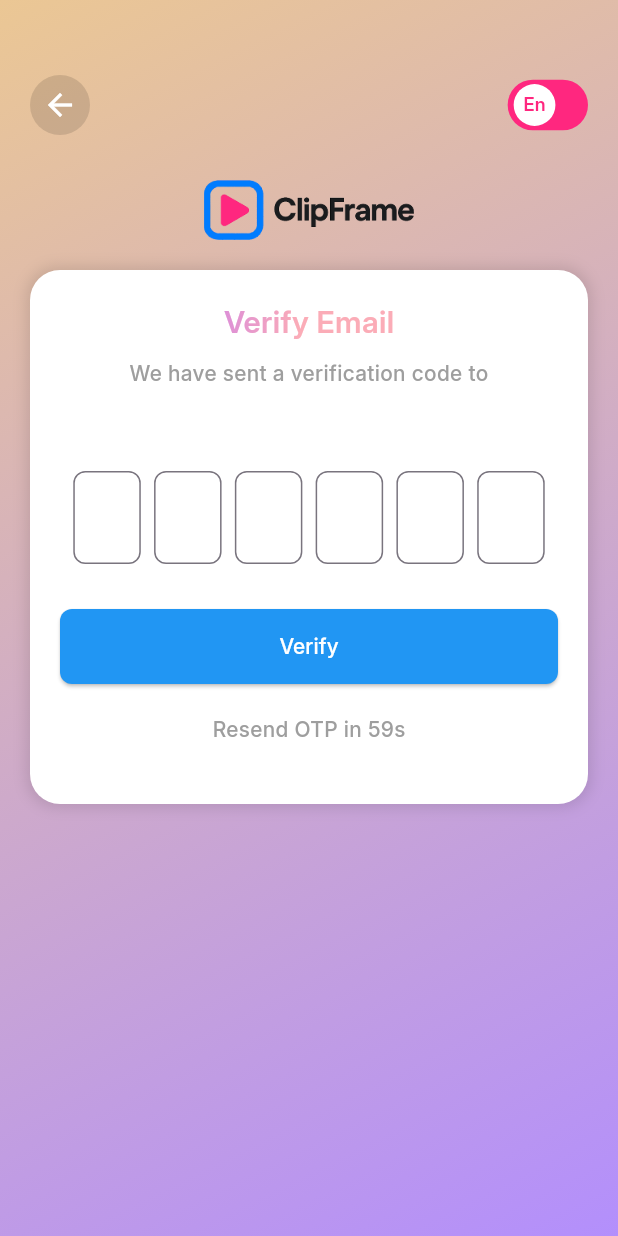
After one commit to Mosaidur/clip_frame, a Flutter app: the EmailVerificationScreen screen opened by its route, on a phone screen of 412 x 824 dp. The commit adds this screen. Run offline on Flutter 3.47's test engine with Material 3 defaults, Android fonts, the phone set to English and light mode, and no system bars; our stand-ins replace camera, carousel_slider, file_picker, flutter_screenutil, get, image_picker and 3 more; missing offline and left inert: ffmpeg_kit_flutter_new, gal, media_store_plus, video_thumbnail; accounts and stored records are empty.

Commit message:
add sign up log in and verify email api successfully completed

```diff
--- a/lib/Shared/routes/routes.dart
+++ b/lib/Shared/routes/routes.dart
@@ -12,6 +12,8 @@ import '../../signUp screen/bindings/AudienceAndLanguageBinding.dart';
 import '../../signUp screen/bindings/SignUp_binding.dart';
 import '../../signUp screen/presenatation/screen/registrationProcessPage.dart';
 import '../../signUp screen/presenatation/screen/signup_page.dart';
+import '../../email_verification/bindings/email_verification_binding.dart';
+import '../../email_verification/presentation/screen/email_verification_screen.dart';
 import '../../splashScreen/bindings/welcome_binding.dart';
 import '../../splashScreen/presenatation/screen/onboardingScreen.dart';
 
@@ -22,6 +24,7 @@ class AppRoutes {
   static const VIDEO_EDIT = '/video_edit';
   static const String login = '/login';
   static const String signUp = '/signUp';
+  static const String emailVerification = '/emailVerification';
   static const String RegistrationProcess = '/RegistrationProcess';
 
   static final pages = [
@@ -41,6 +44,11 @@ class AppRoutes {
       binding: SignUpBindings(),
     ),
     GetPage(
+      name: emailVerification,
+      page: () => EmailVerificationScreen(),
+      binding: EmailVerificationBinding(),
+    ),
+    GetPage(
       name: RegistrationProcess,
       page: () => RegistrationProcessPage(),
       binding: RegistrationProcessBinding(),
--- /dev/null
+++ b/lib/core/services/api_services/authentication/verify_email_controller.dart
@@ -0,0 +1,63 @@
+import 'package:clip_frame/core/services/api_services/network_caller.dart';
+import 'package:clip_frame/core/services/api_services/urls.dart';
+import 'package:get/get.dart';
+
+class VerifyEmailController extends GetxController {
+  var _inProgress = false.obs;
+  var _errorMessage = ''.obs;
+
+  bool get inProgress => _inProgress.value;
+  String? get errorMessage => _errorMessage.value.isEmpty ? null : _errorMessage.value;
+
+  Future<bool> verifyEmail(
+    String email,
+    String otp,
+  ) async {
+    _inProgress.value = true;
+    bool isSuccess = false;
+
+    Map<String, String> requestBody = {
+      "email": email,
+      "oneTimeCode": otp,
+    };
+
+    print("📤 Verify Email Request Body: $requestBody");
+
+    NetworkResponse response = await NetworkCaller.postRequest(
+      url: Urls.verifyEmailUrl,
+      body: requestBody,
+    );
+
+    if (response.isSuccess && response.responseBody?['data'] != null) {
+      isSuccess = true;
+    } else {
+      _errorMessage.value = response.errorMessage ?? 'Verification failed';
+    }
+    _inProgress.value = false;
+    return isSuccess;
+  }
+
+  Future<bool> resendOTP(String email) async {
+    _inProgress.value = true;
+    bool isSuccess = false;
+
+    Map<String, String> requestBody = {
+      "email": email,
+    };
+
+    print("📤 Resend OTP Request Body: $requestBody");
+
+    NetworkResponse response = await NetworkCaller.postRequest(
+      url: Urls.resendOTPUrl,
+      body: requestBody,
+    );
+
+    if (response.isSuccess) {
+      isSuccess = true;
+    } else {
+      _errorMessage.value = response.errorMessage ?? 'Failed to resend OTP';
+    }
+    _inProgress.value = false;
+    return isSuccess;
+  }
+}
--- /dev/null
+++ b/lib/core/services/api_services/urls.dart
@@ -0,0 +1,10 @@
+class Urls{
+  // base url
+  static const String baseUrl = "http://10.10.7.50:5001";
+
+  //auth urls
+  static const String signupUrl = "$baseUrl/api/v1/auth/signup";
+  static const String loginUrl = "$baseUrl/api/v1/auth/custom-login";
+  static const String verifyEmailUrl = "$baseUrl/api/v1/auth/verify-account";
+  static const String resendOTPUrl = "$baseUrl/api/v1/auth/resend-otp";
+}
--- /dev/null
+++ b/lib/email_verification/bindings/email_verification_binding.dart
@@ -0,0 +1,9 @@
+import 'package:clip_frame/email_verification/controllers/email_verification_controller.dart';
+import 'package:get/get.dart';
+
+class EmailVerificationBinding extends Bindings {
+  @override
+  void dependencies() {
+    Get.lazyPut<EmailVerificationController>(() => EmailVerificationController());
+  }
+}
--- /dev/null
+++ b/lib/email_verification/controllers/email_verification_controller.dart
@@ -0,0 +1,142 @@
+import 'package:clip_frame/core/services/api_services/authentication/verify_email_controller.dart' as api;
+import 'package:flutter/material.dart';
+import 'package:get/get.dart';
+import 'dart:async';
+
+import '../../Shared/routes/routes.dart';
+
+class EmailVerificationController extends GetxController {
+  // OTP input controllers (6 digits)
+  final List<TextEditingController> otpControllers = List.generate(
+    6,
+    (index) => TextEditingController(),
+  );
+
+  // Focus nodes for OTP fields
+  final List<FocusNode> focusNodes = List.generate(
+    6,
+    (index) => FocusNode(),
+  );
+
+  var isLoading = false.obs;
+  var canResend = false.obs;
+  var resendCountdown = 60.obs;
+  Timer? _timer;
+
+  // Email passed from signup
+  String email = '';
+
+  // API Controller instance
+  final api.VerifyEmailController _apiController = api.VerifyEmailController();
+
+  @override
+  void onInit() {
+    super.onInit();
+    // Get email from route parameters
+    email = Get.arguments ?? '';
+    startResendTimer();
+  }
+
+  void startResendTimer() {
+    canResend.value = false;
+    resendCountdown.value = 60;
+
+    _timer?.cancel();
+    _timer = Timer.periodic(const Duration(seconds: 1), (timer) {
+      if (resendCountdown.value > 0) {
+        resendCountdown.value--;
+      } else {
+        canResend.value = true;
+        timer.cancel();
+      }
+    });
+  }
+
+  String getOTP() {
+    return otpControllers.map((controller) => controller.text).join();
+  }
+
+  Future<void> verifyEmail() async {
+    final otp = getOTP();
+
+    if (otp.length != 6) {
+      Get.snackbar('error'.tr, 'Please enter 6-digit OTP');
+      return;
+    }
+
+    isLoading.value = true;
+
+    try {
+      bool success = await _apiController.verifyEmail(email, otp);
+
+      if (success) {
+        Get.snackbar('success'.tr, 'Email verified successfully!');
+        // Navigate to registration process or home
+        Get.offAllNamed(AppRoutes.RegistrationProcess);
+      } else {
+        Get.snackbar(
+          'error'.tr,
+          _apiController.errorMessage ?? 'Verification failed',
+          backgroundColor: Colors.red.withOpacity(0.7),
+          colorText: Colors.white,
+        );
+      }
+    } catch (e) {
+      Get.snackbar(
+        'error'.tr,
+        'An error occurred: ${e.toString()}',
+        backgroundColor: Colors.red.withOpacity(0.7),
+        colorText: Colors.white,
+      );
+    } finally {
+      isLoading.value = false;
+    }
+  }
+
+  Future<void> resendOTP() async {
+    if (!canResend.value) return;
+
+    isLoading.value = true;
+
+    try {
+      bool success = await _apiController.resendOTP(email);
+
+      if (success) {
+        Get.snackbar('success'.tr, 'OTP sent successfully!');
+        startResendTimer();
+        // Clear OTP fields
+        for (var controller in otpControllers) {
+          controller.clear();
+        }
+      } else {
+        Get.snackbar(
+          'error'.tr,
+          _apiController.errorMessage ?? 'Failed to resend OTP',
+          backgroundColor: Colors.red.withOpacity(0.7),
+          colorText: Colors.white,
+        );
+      }
+    } catch (e) {
+      Get.snackbar(
+        'error'.tr,
+        'An error occurred: ${e.toString()}',
+        backgroundColor: Colors.red.withOpacity(0.7),
+        colorText: Colors.white,
+      );
+    } finally {
+      isLoading.value = false;
+    }
+  }
+
+  @override
+  void onClose() {
+    _timer?.cancel();
+    for (var controller in otpControllers) {
+      controller.dispose();
+    }
+    for (var node in focusNodes) {
+      node.dispose();
+    }
+    super.onClose();
+  }
+}
--- /dev/null
+++ b/lib/email_verification/presentation/screen/email_verification_screen.dart
@@ -0,0 +1,207 @@
+import 'package:flutter/material.dart';
+import 'package:flutter/services.dart';
+import 'package:get/get.dart';
+
+import '../../../Shared/widgets/language_toggle_button.dart';
+import '../../../splashScreen/controllers/language_controller.dart';
+import '../../controllers/email_verification_controller.dart';
+
+class EmailVerificationScreen extends StatelessWidget {
+  final EmailVerificationController controller = Get.put(EmailVerificationController());
+
+  Shader linearGradient = const LinearGradient(
+    colors: <Color>[Color(0xFF4983F6), Color(0xFFC175F5), Color(0xFFFBACB7)],
+  ).createShader(const Rect.fromLTWH(0.0, 0.0, 200.0, 70.0));
+
+  final LanguageController langController = Get.put(LanguageController(), permanent: true);
+
+  @override
+  Widget build(BuildContext context) {
+    return Scaffold(
+      body: Center(
+        child: Container(
+          width: double.infinity,
+          height: double.infinity,
+          decoration: const BoxDecoration(
+            gradient: LinearGradient(
+              begin: Alignment.topLeft,
+              end: Alignment.bottomRight,
+              colors: [Color(0xFFEBC794), Color(0xFFB38FFC)],
+            ),
+          ),
+          child: SingleChildScrollView(
+            child: Padding(
+              padding: const EdgeInsets.all(20.0),
+              child: Column(
+                children: [
+                  const SizedBox(height: 30),
+                  // Header
+                  Row(
+                    mainAxisAlignment: MainAxisAlignment.spaceBetween,
+                    children: [
+                      // Back Button
+                      GestureDetector(
+                        onTap: () => Get.back(),
+                        child: Container(
+                          padding: const EdgeInsets.all(8),
+                          decoration: const BoxDecoration(
+                            shape: BoxShape.circle,
+                            color: Colors.black12,
+                          ),
+                          child: const Icon(Icons.arrow_back, color: Colors.white),
+                        ),
+                      ),
+                      // Language Toggle
+                      Obx(() {
+                        return LanguageToggleButton(
+                          currentLanguage: langController.locale.value.languageCode == 'es' ? 'Es' : 'En',
+                          onLanguageChanged: (lang) {
+                            langController.changeLanguage(
+                              lang == 'Es' ? const Locale('es', 'ES') : const Locale('en', 'US'),
+                            );
+                          },
+                        );
+                      }),
+                    ],
+                  ),
+                  const SizedBox(height: 30),
+                  // Logo
+                  Image.asset("assets/images/ClipFramelogo.png", height: 40),
+                  const SizedBox(height: 20),
+                  Container(
+                    padding: const EdgeInsets.all(20),
+                    decoration: BoxDecoration(
+                      color: Colors.white,
+                      borderRadius: BorderRadius.circular(20),
+                      boxShadow: [
+                        BoxShadow(
+                          color: Colors.black12,
+                          blurRadius: 8,
+                          spreadRadius: 2,
+                        )
+                      ],
+                    ),
+                    child: Column(
+                      crossAxisAlignment: CrossAxisAlignment.center,
+                      children: [
+                        Text(
+                          'Verify Email',
+                          style: TextStyle(
+                            fontSize: 20,
+                            fontWeight: FontWeight.bold,
+                            foreground: Paint()..shader = linearGradient,
+                          ),
+                        ),
+                        const SizedBox(height: 10),
+                        Text(
+                          'We have sent a verification code to',
+                          textAlign: TextAlign.center,
+                          style: TextStyle(color: Colors.grey),
+                        ),
+                        const SizedBox(height: 5),
+                        Text(
+                          controller.email,
+                          textAlign: TextAlign.center,
+                          style: TextStyle(
+                            color: Colors.blue,
+                            fontWeight: FontWeight.bold,
+                          ),
+                        ),
+                        const SizedBox(height: 30),
+                        // OTP Input Fields
+                        Row(
+                          mainAxisAlignment: MainAxisAlignment.spaceEvenly,
+                          children: List.generate(6, (index) {
+                            return SizedBox(
+                              width: 45,
+                              child: TextField(
+                                controller: controller.otpControllers[index],
+                                focusNode: controller.focusNodes[index],
+                                textAlign: TextAlign.center,
+                                keyboardType: TextInputType.number,
+                                maxLength: 1,
+                                style: TextStyle(
+                                  fontSize: 20,
+                                  fontWeight: FontWeight.bold,
+                                ),
+                                decoration: InputDecoration(
+                                  counterText: '',
+                                  border: OutlineInputBorder(
+                                    borderRadius: BorderRadius.circular(8),
+                                  ),
+                                  focusedBorder: OutlineInputBorder(
+                                    borderRadius: BorderRadius.circular(8),
+                                    borderSide: BorderSide(color: Colors.blue, width: 2),
+                                  ),
+                                ),
+                                inputFormatters: [
+                                  FilteringTextInputFormatter.digitsOnly,
+                                ],
+                                onChanged: (value) {
+                                  if (value.isNotEmpty && index < 5) {
+                                    controller.focusNodes[index + 1].requestFocus();
+                                  } else if (value.isEmpty && index > 0) {
+                                    controller.focusNodes[index - 1].requestFocus();
+                                  }
+                                },
+                              ),
+                            );
+                          }),
+                        ),
+                        const SizedBox(height: 30),
+                        // Verify Button
+                        Obx(
+                          () => ElevatedButton(
+                            onPressed: controller.isLoading.value ? null : controller.verifyEmail,
+                            style: ElevatedButton.styleFrom(
+                              backgroundColor: Colors.blue,
+                              foregroundColor: Colors.white,
+                              minimumSize: const Size(double.infinity, 50),
+                              shape: RoundedRectangleBorder(
+                                borderRadius: BorderRadius.circular(8),
+                              ),
+                            ),
+                            child: controller.isLoading.value
+                                ? const SizedBox(
+                                    height: 20,
+                                    width: 20,
+                                    child: CircularProgressIndicator(
+                                      color: Colors.white,
+                                      strokeWidth: 2,
+                                    ),
+                                  )
+                                : Text('Verify'),
+                          ),
+                        ),
+                        const SizedBox(height: 20),
+                        // Resend OTP
+                        Obx(() {
+                          return controller.canResend.value
+                              ? TextButton(
+                                  onPressed: controller.resendOTP,
+                                  child: Text(
+                                    'Resend OTP',
+                                    style: TextStyle(
+                                      color: Colors.blue,
+                                      fontWeight: FontWeight.bold,
+                                    ),
+                                  ),
+                                )
+                              : Text(
+                                  'Resend OTP in ${controller.resendCountdown.value}s',
+                                  style: TextStyle(color: Colors.grey),
+                                );
+                        }),
+                        const SizedBox(height: 20),
+                      ],
+                    ),
+                  ),
+                ],
+              ),
+            ),
+          ),
+        ),
+      ),
+    );
+  }
+}
```
Also changed, not shown: lib/core/services/api_services/authentication/login_controller.dart (added, +39 -0 lines), lib/core/services/api_services/authentication/sign_up_controller.dart (+62 -0 lines), lib/core/services/api_services/network_caller.dart (+76 -0 lines), lib/login/controllers/loginControllerPage.dart (+38 -4 lines), lib/login/presenatation/screen/login_page.dart (+14 -3 lines), lib/signUp screen/controllers/SignUpControllerPage.dart (+42 -14 lines), lib/signUp screen/presenatation/screen/signup_page.dart (+14 -3 lines).
